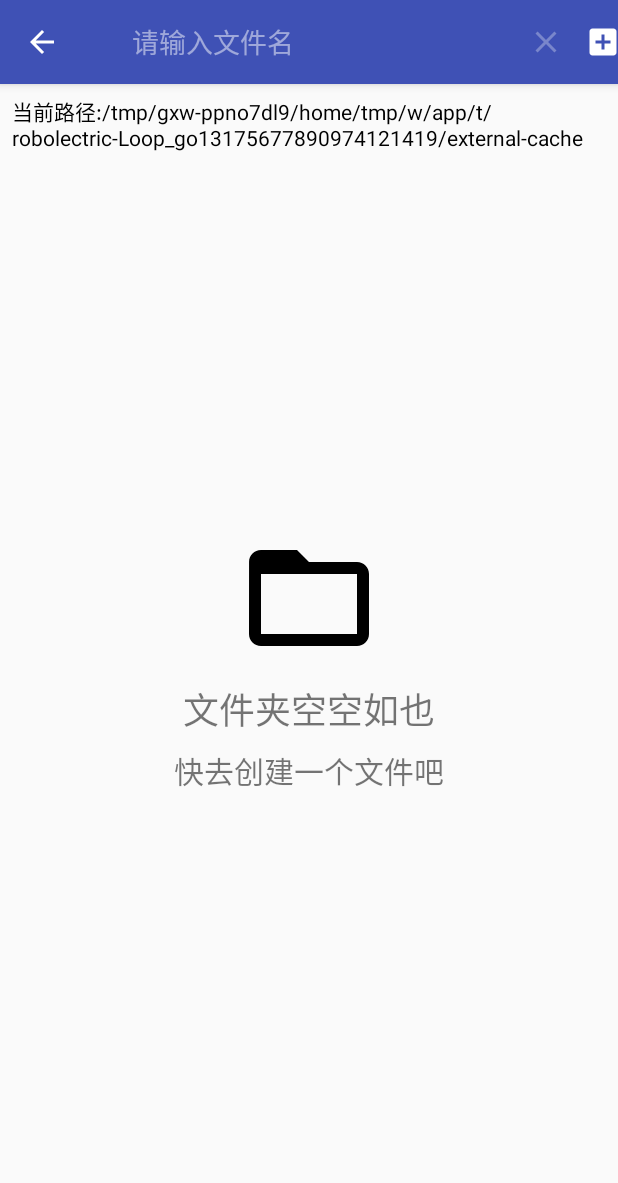
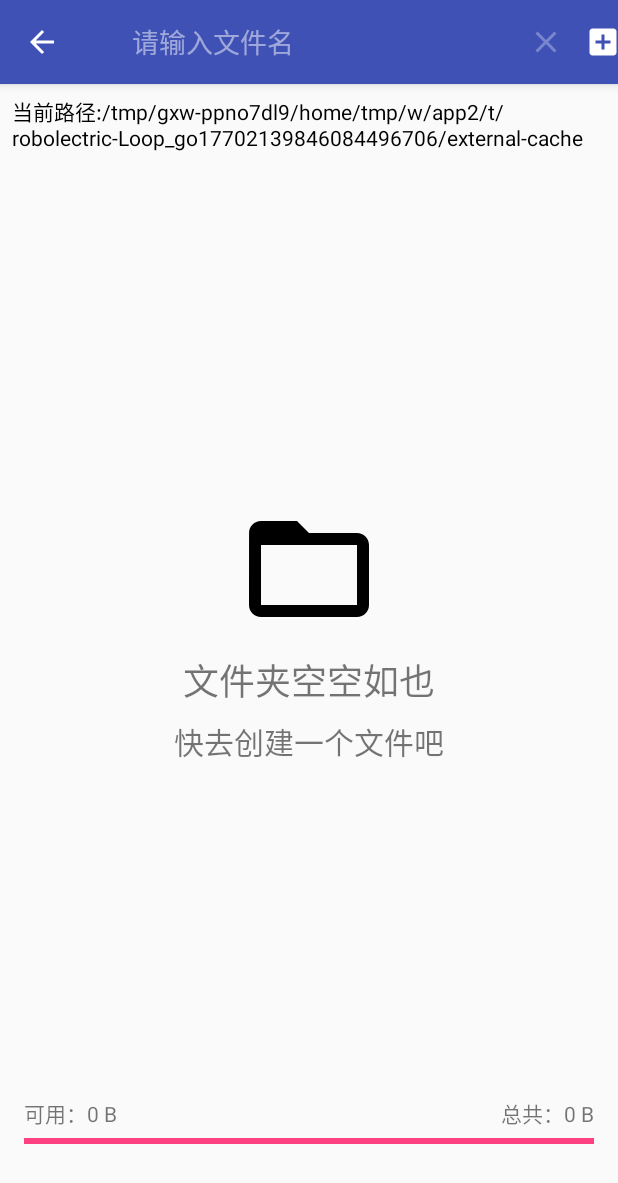
Before and after one commit to Bill56/File, an Android app: the screen it shows after launch (MainActivity), after a tap on "Search", on a phone screen of 412 x 824 dp. Shown: the top 1183 px of the screen. Run offline under Robolectric (Android 15) with nearby library versions, the phone set to English and light mode, and no system bars.

Commit message:
第八次提交，新增在首页显示系统存储百分比和可用容量功能，进入子菜单后消失，重新回到跟目录后重新计算显示。

```diff
--- a/app/src/main/java/com/bill/file/activity/MainActivity.java
+++ b/app/src/main/java/com/bill/file/activity/MainActivity.java
@@ -11,18 +11,22 @@ import android.support.v7.app.AlertDialog;
 import android.os.Bundle;
 import android.support.v7.widget.SearchView;
 import android.text.TextUtils;
+import android.text.format.Formatter;
 import android.view.Menu;
 import android.view.MenuItem;
 import android.view.View;
 import android.webkit.MimeTypeMap;
 import android.widget.AdapterView;
 import android.widget.EditText;
+import android.widget.LinearLayout;
 import android.widget.ListView;
+import android.widget.ProgressBar;
 import android.widget.TextView;
 import android.widget.Toast;
 
 import com.bill.file.adapter.FileAdapter;
 import com.bill.file.R;
+import com.bill.file.util.DeviceUtil;
 import com.bill.file.util.FileUtil;
 import com.bill.file.util.LogUtil;
 import com.bill.file.util.ToastUtil;
@@ -36,6 +40,8 @@ public class MainActivity extends BaseActivity {
 
     // 承载主活动的根布局对象
     CoordinatorLayout layout;
+    // 承载底部容量大小的布局
+    private LinearLayout llShowROMSize;
     // 显示当前路径的Text
     private TextView textFilePath;
     // 视图
@@ -44,6 +50,12 @@ public class MainActivity extends BaseActivity {
     private List<File> filesData;
     // 适配器
     private FileAdapter fileAdapter;
+    // ROM总容量
+    private TextView textROMTotalSize;
+    // ROM可用容量
+    private TextView textROMValibleSize;
+    // 可用容量比
+    private ProgressBar progressROMPercent;
     // 保存当前文件列表所在目录的变量
     private File currentDir;
     // 该活动弹出对话框时所共用的dialog对象
@@ -61,6 +73,8 @@ public class MainActivity extends BaseActivity {
         initView();
         // 初始化Action，让其显示返回键
         initActionBar();
+        // 初始化设备存储信息
+        initROMData();
     }
 
     /**
@@ -68,8 +82,12 @@ public class MainActivity extends BaseActivity {
      */
     private void initView() {
         layout = (CoordinatorLayout) findViewById(R.id.rl_layout);
+        llShowROMSize = (LinearLayout) findViewById(R.id.ll_show_romsize);
         listView = (ListView) findViewById(R.id.listView);
         textFilePath = (TextView) findViewById(R.id.text_file_path);
+        textROMTotalSize = (TextView) findViewById(R.id.text_show_total);
+        textROMValibleSize = (TextView) findViewById(R.id.text_show_valible);
+        progressROMPercent = (ProgressBar) findViewById(R.id.progress_rom_percent);
         // TODO 加载SD卡中的文件
         // 外部存储中的文件,即获取sd卡路径
         File sdPath = Environment.getExternalStorageDirectory();
@@ -88,6 +106,24 @@ public class MainActivity extends BaseActivity {
     private void initActionBar() {
         ActionBar bar = getSupportActionBar();
         bar.setDisplayHomeAsUpEnabled(true);
+    }
+
+    /**
+     * 初始化获得ROM容量
+     */
+    private void initROMData() {
+        // 获取大小
+        long totalSize = DeviceUtil.getRomTotalSize();
+        long valibleSize = DeviceUtil.getRomAvailableSize();
+        // 将获取到的大小赋值给TextView
+        textROMTotalSize.append(Formatter.formatFileSize(this, totalSize));
+        textROMValibleSize.append(Formatter.formatFileSize(this, valibleSize));
+        // 计算百分比
+        float romPercentF = (float)valibleSize/totalSize;
+        // 将百分比换成整数
+        int romPercent = (int)(romPercentF * 100);
+        progressROMPercent.setMax(100);
+        progressROMPercent.setProgress(100-romPercent);
     }
 
     /**
@@ -301,6 +337,8 @@ public class MainActivity extends BaseActivity {
                 if (fileType != null) {
                     intent.setDataAndType(data, fileType);
                     startActivity(intent);
+                } else {
+                    ToastUtil.show(MainActivity.this,R.string.file_open_error);
                 }
             } else {
                 // 清除列表数据
@@ -309,6 +347,11 @@ public class MainActivity extends BaseActivity {
                 loadFilesData(file);
                 // 通知文件适配器
                 fileAdapter.notifyDataSetChanged();
+                // 判断当前是否为根目录
+                if (!currentDir.getAbsolutePath().equals(Environment.getExternalStorageDirectory().getAbsolutePath())) {
+                    // 隐藏机身存储布局视图
+                    llShowROMSize.setVisibility(View.GONE);
+                }
             }
         }
     }
@@ -327,6 +370,13 @@ public class MainActivity extends BaseActivity {
             filesData.clear();
             loadFilesData(currentDir.getParentFile());
             fileAdapter.notifyDataSetChanged();
+            // 判断更新后的当前目录是否为根目录
+            if (currentDir.getAbsolutePath().equals(sdPath.getAbsolutePath())) {
+                // 设置机身存储显示布局的显示
+                llShowROMSize.setVisibility(View.VISIBLE);
+                // 重新计算存储量
+                initROMData();
+            }
         } else {
             // 获取当前时间
             long currentTime = System.currentTimeMillis();
--- /dev/null
+++ b/app/src/main/java/com/bill/file/util/DeviceUtil.java
@@ -0,0 +1,71 @@
+package com.bill.file.util;
+
+import android.content.Context;
+import android.os.Environment;
+import android.os.StatFs;
+import android.text.format.Formatter;
+
+import java.io.File;
+
+/**设备管理工具类，包括获取SK卡总大小，剩余大小，机身存储大小，机身存储剩余大小等
+ * Created by Bill56 on 2016/5/19.
+ */
+public class DeviceUtil {
+
+    /**
+     * 获得SD卡总大小
+     * @return  sd卡总大小
+     */
+    public static long getSDTotalSize() {
+        // 存在外部存储卡才执行
+        if (!Environment.isExternalStorageEmulated()) {
+            return 0;
+        }
+        File path = Environment.getExternalStorageDirectory();
+        StatFs stat = new StatFs(path.getPath());
+        long blockSize = stat.getBlockSize();
+        long totalBlocks = stat.getBlockCount();
+        return blockSize * totalBlocks;
+    }
+    /**
+     * 获得sd卡剩余容量，即可用大小
+     *
+     * @return
+     */
+    public static long getSDAvailableSize() {
+        // 存在外部存储卡才执行
+        if (!Environment.isExternalStorageEmulated()) {
+            return 0;
+        }
+        File path = Environment.getExternalStorageDirectory();
+        StatFs stat = new StatFs(path.getPath());
+        long blockSize = stat.getBlockSize();
+        long availableBlocks = stat.getAvailableBlocks();
+        return blockSize * availableBlocks;
+    }
+    /**
+     * 获得机身内存总大小
+     *
+     * @return
+     */
+    public static long getRomTotalSize() {
+        File path = Environment.getDataDirectory();
+        StatFs stat = new StatFs(path.getPath());
+        long blockSize = stat.getBlockSize();
+        long totalBlocks = stat.getBlockCount();
+        return blockSize * totalBlocks;
+    }
+    /**
+     * 获得机身可用内存
+     *
+     * @return
+     */
+    public static long getRomAvailableSize() {
+        File path = Environment.getDataDirectory();
+        StatFs stat = new StatFs(path.getPath());
+        long blockSize = stat.getBlockSize();
+        long availableBlocks = stat.getAvailableBlocks();
+        return blockSize * availableBlocks;
+    }
+
+}
--- a/app/src/main/res/layout/activity_main.xml
+++ b/app/src/main/res/layout/activity_main.xml
@@ -6,54 +6,97 @@
     android:layout_height="match_parent"
     tools:context="com.bill.file.activity.MainActivity">
 
-    <RelativeLayout xmlns:android="http://schemas.android.com/apk/res/android"
+    <LinearLayout xmlns:android="http://schemas.android.com/apk/res/android"
         xmlns:tools="http://schemas.android.com/tools"
         android:layout_width="match_parent"
         android:layout_height="match_parent"
+        android:orientation="vertical"
         tools:context=".activity.MainActivity">
 
         <TextView
-            android:layout_margin="8dp"
+            android:layout_weight="1"
             android:id="@+id/text_file_path"
             android:layout_width="match_parent"
-            android:layout_height="wrap_content"
-            android:textColor="@android:color/black"
-            android:text="@string/activity_main_file_path"/>
+            android:layout_height="0dp"
+            android:layout_margin="8dp"
+            android:text="@string/activity_main_file_path"
+            android:textColor="@android:color/black" />
 
         <ListView
-            android:layout_below="@+id/text_file_path"
             android:id="@+id/listView"
+            android:layout_weight="11"
             android:layout_width="match_parent"
-            android:layout_height="match_parent"
-            android:layout_alignParentLeft="true"
-            android:layout_alignParentStart="true" />
+            android:layout_height="0dp"
+            android:visibility="visible" />
 
         <LinearLayout
+            android:layout_weight="11"
             android:id="@+id/ll_file_list_empt"
             android:layout_width="match_parent"
-            android:layout_height="match_parent"
-            android:visibility="gone"
+            android:layout_height="0dp"
+            android:gravity="center"
             android:orientation="vertical"
-            android:gravity="center">
+            android:visibility="gone">
+
             <ImageView
                 android:layout_width="96dp"
                 android:layout_height="96dp"
-                android:src="@drawable/ic_folder_open_24dp"/>
+                android:src="@drawable/ic_folder_open_24dp" />
+
             <TextView
-                android:layout_marginTop="8dp"
-                android:layout_marginBottom="8dp"
                 android:layout_width="match_parent"
                 android:layout_height="wrap_content"
+                android:layout_marginBottom="8dp"
+                android:layout_marginTop="8dp"
                 android:gravity="center"
-                android:textSize="24sp"
-                android:text="@string/activity_main_list_empty"/>
+                android:text="@string/activity_main_list_empty"
+                android:textSize="24sp" />
+
             <TextView
                 android:layout_width="match_parent"
                 android:layout_height="wrap_content"
                 android:gravity="center"
-                android:textSize="20sp"
-                android:text="@string/activity_main_list_empty_hint"/>
+                android:text="@string/activity_main_list_empty_hint"
+                android:textSize="20sp" />
         </LinearLayout>
 
-    </RelativeLayout>
+        <LinearLayout
+            android:layout_weight="2"
+            android:padding="16dp"
+            android:id="@+id/ll_show_romsize"
+            android:layout_width="match_parent"
+            android:layout_height="0dp"
+            android:orientation="vertical">
+
+            <LinearLayout
+                android:layout_width="match_parent"
+                android:layout_height="wrap_content"
+                android:orientation="horizontal">
+
+                <TextView
+                    android:id="@+id/text_show_valible"
+                    android:layout_width="wrap_content"
+                    android:layout_height="wrap_content"
+                    android:gravity="left|center_vertical"
+                    android:layout_weight="1"
+                    android:text="可用：" />
+                <TextView
+                    android:id="@+id/text_show_total"
+                    android:layout_width="wrap_content"
+                    android:layout_height="wrap_content"
+                    android:layout_weight="1"
+                    android:gravity="right|center_vertical"
+                    android:text="总共：" />
+            </LinearLayout>
+
+            <ProgressBar
+                android:id="@+id/progress_rom_percent"
+                style="@style/Base.Widget.AppCompat.ProgressBar.Horizontal"
+                android:max="100"
+                android:layout_width="match_parent"
+                android:layout_height="wrap_content" />
+
+        </LinearLayout>
+
+    </LinearLayout>
 </android.support.design.widget.CoordinatorLayout>
--- a/app/src/main/res/values/strings.xml
+++ b/app/src/main/res/values/strings.xml
@@ -17,4 +17,5 @@
     <string name="activity_main_list_empty_hint">快去创建一个文件吧</string>
     <string name="activity_main_file_path">当前路径:</string>
     <string name="dialog_new_undo">撤销</string>
+    <string name="file_open_error">没有可以打开该文件的程序</string>
 </resources>
```
